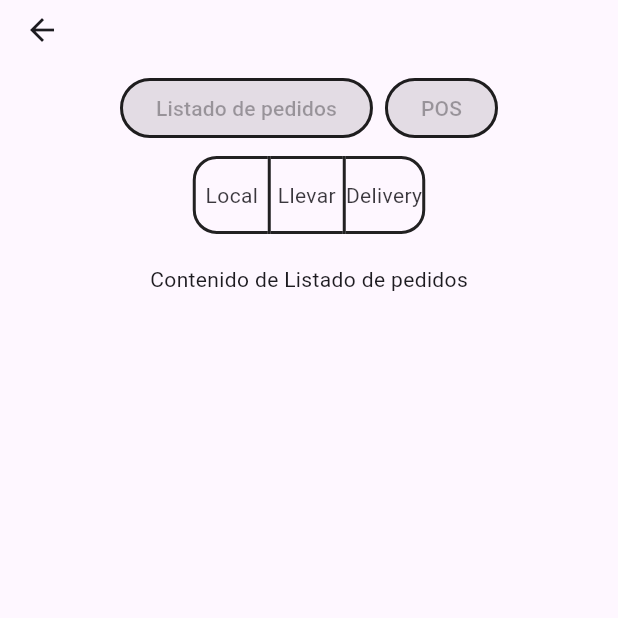
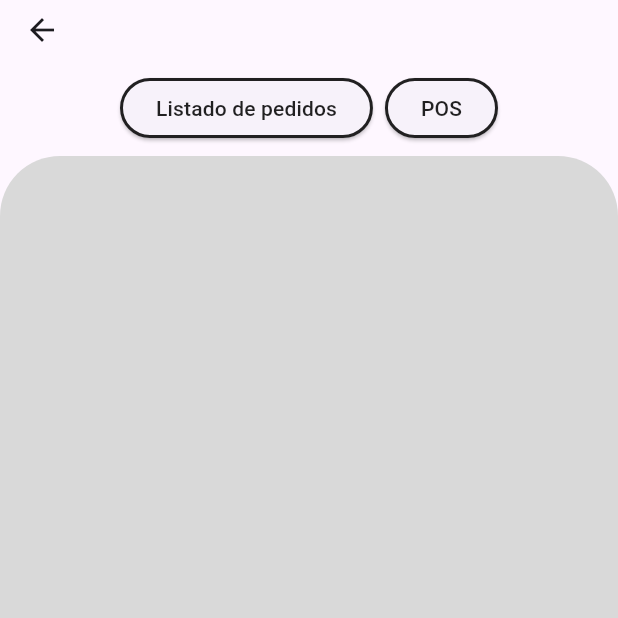
Before and after one commit to JosueRamirezH01/AppNakamuraFood, a Flutter app: the HomePage screen opened by its route, on a phone screen of 412 x 824 dp, the top half of it. Run offline on Flutter 3.47's test engine with Material 3 defaults, Android fonts, the phone set to English and light mode, and no system bars; missing offline and left inert: mysql1.

Commit message:
home casi listo

```diff
--- a/lib/home/home_page.dart
+++ b/lib/home/home_page.dart
@@ -12,27 +12,31 @@ class HomePage extends StatefulWidget {
   State<HomePage> createState() => _HomePageState();
 }
 
-class _HomePageState extends State<HomePage>
-    with SingleTickerProviderStateMixin {
+class _HomePageState extends State<HomePage> with TickerProviderStateMixin {
   late TabController _tabController;
+  late TabController _tabControllerToSubMenu;
   late List<bool> _isSelected;
 
   @override
   void initState() {
     super.initState();
     _tabController = TabController(length: 2, vsync: this);
+    _tabControllerToSubMenu = TabController(length: 3, vsync: this);
     _isSelected = List.generate(3, (_) => false);
   }
 
   @override
   void dispose() {
     _tabController.dispose();
+    _tabControllerToSubMenu.dispose();
     super.dispose();
   }
 
   void _updateSelection(int index) {
     setState(() {
-      for (int buttonIndex = 0; buttonIndex < _isSelected.length; buttonIndex++) {
+      for (int buttonIndex = 0;
+          buttonIndex < _isSelected.length;
+          buttonIndex++) {
         if (buttonIndex == index) {
           _isSelected[buttonIndex] = true;
         } else {
@@ -44,9 +48,11 @@ class _HomePageState extends State<HomePage>
 
   static final ButtonStyle elevatedButtonStyle = ElevatedButton.styleFrom(
     shape: RoundedRectangleBorder(
-      borderRadius: BorderRadius.all( Radius.circular(40)),
+      borderRadius: BorderRadius.all(Radius.circular(40)),
       side: BorderSide(color: Colors.black87, width: 2.0),
     ),
+    //backgroundColor: Colors.transparent,
+    foregroundColor: Colors.black87,
   );
 
   @override
@@ -59,12 +65,16 @@ class _HomePageState extends State<HomePage>
               alignment: MainAxisAlignment.center,
               children: [
                 ElevatedButton(
-                onPressed: null,
+                  onPressed: () {
+                    _tabController.animateTo(0);
+                  },
                   child: Text('Listado de pedidos'),
                   style: elevatedButtonStyle,
                 ),
                 ElevatedButton(
-                onPressed: null,
+                  onPressed: () {
+                    _tabController.animateTo(1);
+                  },
                   child: Text('POS'),
                   style: elevatedButtonStyle,
                 ),
@@ -72,33 +82,21 @@ class _HomePageState extends State<HomePage>
             ),
           ),
         ),
-      body: TabBarView(
+        body: ClipRRect(
+            borderRadius: BorderRadius.only(
+                topLeft: Radius.circular(40), topRight: Radius.circular(40)),
+            child: Container(
+              color: Color(0xFFD9D9D9), // Fondo de color D9D9D9
+              child: TabBarView(
                 controller: _tabController,
                 children: [
                   // Vista para 'Listado de pedidos'
                   Center(
                     child: Column(
                       children: [
-                Padding(
-                  padding: const EdgeInsets.only(bottom: 20),
-                  child: ToggleButtons(
-                    isSelected: _isSelected,
-                    onPressed: (int index) {
-                      _updateSelection(index);
-                    },
-                    children: const [
-                      Text('Local'),
-                      Text('Llevar'),
-                      Text('Delivery'),
-                    ],
-                    borderRadius: BorderRadius.circular(15),
-                    selectedBorderColor: Colors.black87,
-                    selectedColor: Colors.black87,
-                    borderWidth: 2.0,
-                    borderColor: Colors.black87,
-                  ),
-                ),
-                Text('Contenido de Listado de pedidos'),
+                         Container(
+
+                         )
                       ],
                     ),
                   ),
@@ -106,31 +104,32 @@ class _HomePageState extends State<HomePage>
                   Center(
                     child: Column(
                       children: [
-                Padding(
-                  padding: const EdgeInsets.only(bottom: 20),
-                  child: ToggleButtons(
-                    isSelected: _isSelected,
-                    onPressed: (int index) {
-                      _updateSelection(index);
-                    },
-                    children: const [
-                      Text('Local'),
-                      Text('Para Llevar'),
-                      Text('Delivery'),
-                    ],
-                    borderRadius: BorderRadius.circular(15),
-                    selectedBorderColor: Colors.black87,
-                    selectedColor: Colors.black87,
-                    borderWidth: 2.0,
-                    borderColor: Colors.black87,
-                  ),
-                ),
                         Text('Contenido de POS'),
                       ],
                     ),
                   ),
                 ],
               ),
+            )));
+  }
+
+  Widget _textFieldSearch() {
+    return Container(
+      margin: const EdgeInsets.symmetric(horizontal: 20),
+      child: TextField(
+        //onChanged: _con.onChangeText,
+        decoration: InputDecoration(
+            hintText: 'Buscar',
+            suffixIcon: const Icon(Icons.search, color: Colors.grey),
+            hintStyle: const TextStyle(fontSize: 17, color: Colors.grey),
+            enabledBorder: OutlineInputBorder(
+                borderRadius: BorderRadius.circular(25),
+                borderSide: const BorderSide(color: Colors.grey)),
+            focusedBorder: OutlineInputBorder(
+                borderRadius: BorderRadius.circular(25),
+                borderSide: const BorderSide(color: Colors.grey)),
+            contentPadding: const EdgeInsets.all(10)),
+      ),
     );
   }
 }
```
Lines whose indentation alone changed are shown as unchanged.
